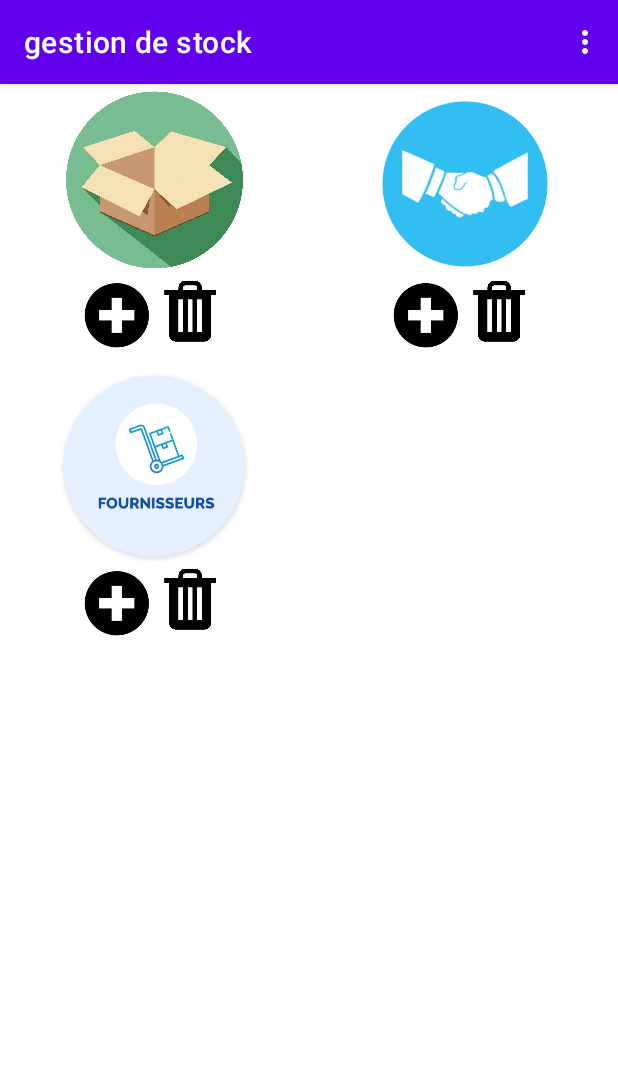
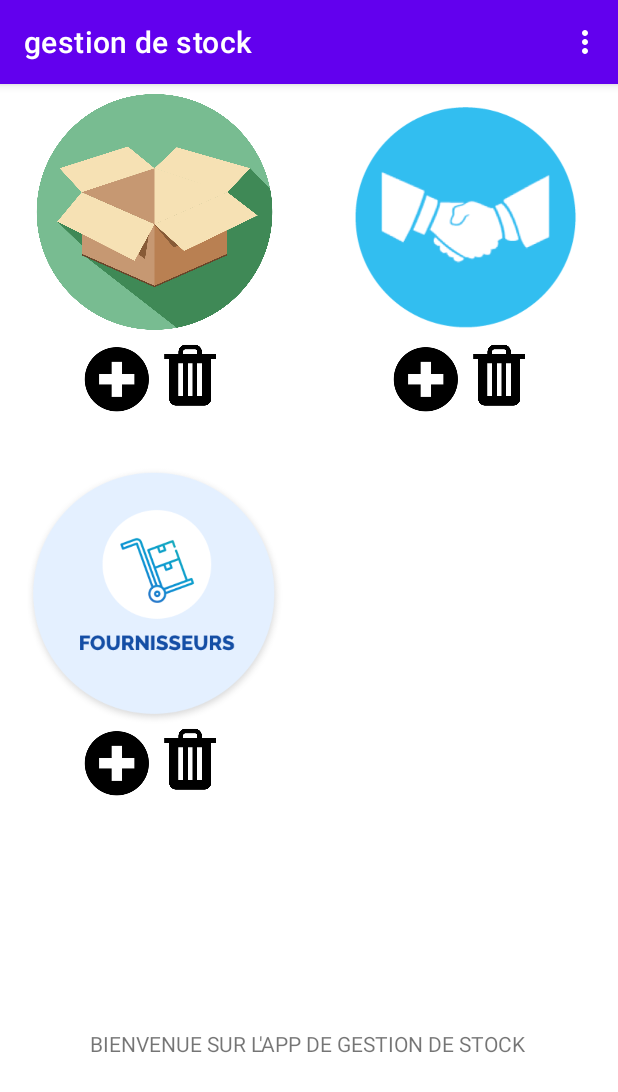
Before and after one commit to lionel-kg/gestion_app, an Android app: the screen it shows after launch (MainActivity), on a phone screen of 412 x 824 dp. Shown: the top 1092 px of the screen. Run offline under Robolectric (Android 15) with nearby library versions, the phone set to English and light mode, and no system bars.

Commit message:
modification effectuer

```diff
--- a/app/src/main/java/com/example/gestiondestock/vue/AddArticleActivity.java
+++ b/app/src/main/java/com/example/gestiondestock/vue/AddArticleActivity.java
@@ -52,6 +52,7 @@ public class AddArticleActivity extends AppCompatActivity {
 
     //Uri to store the image uri
     private Uri imageUri;
+
 
     @SuppressLint("WrongConstant")
     @Override
--- a/app/src/main/java/com/example/gestiondestock/vue/MainActivity.java
+++ b/app/src/main/java/com/example/gestiondestock/vue/MainActivity.java
@@ -91,7 +91,6 @@ public class MainActivity extends AppCompatActivity {
             public void onClick(View v) {
                 Intent intent = new Intent(MainActivity.this, AddFournisseurActivity.class);
                 startActivity(intent);
-                Toast.makeText(MainActivity.this,"insertion du fournisseur", Toast.LENGTH_SHORT).show();
             }
         });
     }
@@ -105,7 +104,7 @@ public class MainActivity extends AppCompatActivity {
             public void onClick(View v) {
                 Intent intent = new Intent(MainActivity.this, AddArticleActivity.class);
                 startActivity(intent);
-                Toast.makeText(MainActivity.this,"insertion de l'article", Toast.LENGTH_SHORT).show();
+
             }
         });
     }
@@ -119,7 +118,6 @@ public class MainActivity extends AppCompatActivity {
             public void onClick(View v) {
                 db.delete("article",null,null);
                 Toast.makeText(MainActivity.this,"les articles ont été supprimer", Toast.LENGTH_SHORT).show();
-
             }
         });
     }
--- a/app/src/main/res/layout/activity_main.xml
+++ b/app/src/main/res/layout/activity_main.xml
@@ -1,10 +1,11 @@
 <?xml version="1.0" encoding="utf-8"?>
-<RelativeLayout
-    xmlns:android="http://schemas.android.com/apk/res/android"
+<RelativeLayout xmlns:android="http://schemas.android.com/apk/res/android"
     xmlns:app="http://schemas.android.com/apk/res-auto"
     xmlns:tools="http://schemas.android.com/tools"
     android:layout_width="match_parent"
     android:layout_height="match_parent"
+    android:layout_gravity="center|center_horizontal"
+    android:gravity="center_horizontal|center_vertical"
     tools:context=".vue.MainActivity">
 
     <LinearLayout
@@ -34,20 +35,21 @@
                         android:id="@+id/inventaire"
                         android:layout_width="match_parent"
                         android:layout_height="match_parent"
-                        android:src="@drawable/inventaire"
-                        android:layout_weight="1"/>
+                        android:layout_weight="1"
+                        android:src="@drawable/inventaire" />
                 </LinearLayout>
 
                 <LinearLayout
                     android:layout_width="match_parent"
                     android:layout_height="match_parent"
-                    android:orientation="horizontal"
-                    android:layout_weight="1">
+                    android:layout_weight="1"
+                    android:orientation="horizontal">
+
                     <LinearLayout
                         android:layout_width="match_parent"
                         android:layout_height="match_parent"
-                        android:orientation="vertical"
-                        android:layout_weight="1">
+                        android:layout_weight="1"
+                        android:orientation="vertical">
 
                         <ImageView
                             android:id="@+id/addArticle"
@@ -57,17 +59,18 @@
                             android:src="@drawable/ajout" />
 
                     </LinearLayout>
+
                     <LinearLayout
                         android:layout_width="match_parent"
                         android:layout_height="match_parent"
-                        android:orientation="vertical"
-                        android:layout_weight="1">
+                        android:layout_weight="1"
+                        android:orientation="vertical">
+
                         <ImageView
                             android:id="@+id/suppArticle"
                             android:layout_width="50dp"
                             android:layout_height="50dp"
-                            android:src="@drawable/supp"
-                            />
+                            android:src="@drawable/supp" />
                     </LinearLayout>
 
                 </LinearLayout>
@@ -81,44 +84,51 @@
                 android:layout_height="match_parent"
                 android:layout_weight="1"
                 android:orientation="vertical">
+
                 <LinearLayout
                     android:layout_width="match_parent"
                     android:layout_height="match_parent"
-                    android:orientation="vertical"
-                    android:layout_weight="0.5">
+                    android:layout_weight="0.5"
+                    android:orientation="vertical">
+
                     <ImageView
                         android:id="@+id/transaction"
                         android:layout_width="match_parent"
                         android:layout_height="match_parent"
-                        android:src="@drawable/transaction"
-                        android:layout_weight="1"/>
+                        android:layout_weight="1"
+                        android:src="@drawable/transaction" />
 
                 </LinearLayout>
+
                 <LinearLayout
                     android:layout_width="match_parent"
                     android:layout_height="match_parent"
-                    android:orientation="horizontal"
-                    android:layout_weight="1">
+                    android:layout_weight="1"
+                    android:orientation="horizontal">
+
                     <LinearLayout
                         android:layout_width="match_parent"
                         android:layout_height="match_parent"
-                        android:orientation="vertical"
-                        android:layout_weight="1">
+                        android:layout_weight="1"
+                        android:orientation="vertical">
+
                         <ImageView
                             android:layout_width="50dp"
                             android:layout_height="50dp"
                             android:layout_gravity="end"
-                            android:src="@drawable/ajout"/>
+                            android:src="@drawable/ajout" />
                     </LinearLayout>
+
                     <LinearLayout
                         android:layout_width="match_parent"
                         android:layout_height="match_parent"
-                        android:orientation="vertical"
-                        android:layout_weight="1">
+                        android:layout_weight="1"
+                        android:orientation="vertical">
+
                         <ImageView
                             android:layout_width="50dp"
                             android:layout_height="50dp"
-                            android:src="@drawable/supp"/>
+                            android:src="@drawable/supp" />
 
                     </LinearLayout>
 
@@ -139,6 +149,7 @@
                 android:layout_height="match_parent"
                 android:layout_weight="1"
                 android:orientation="vertical">
+
                 <LinearLayout
                     android:layout_width="match_parent"
                     android:layout_height="match_parent"
@@ -150,14 +161,16 @@
                         android:layout_height="match_parent"
                         android:layout_weight="0.5"
                         android:orientation="vertical">
+
                         <ImageView
                             android:id="@+id/fournisseur"
                             android:layout_width="match_parent"
                             android:layout_height="match_parent"
-                            android:src="@drawable/fournisseurs"
-                            android:layout_weight="1"/>
+                            android:layout_weight="1"
+                            android:src="@drawable/fournisseurs" />
 
                     </LinearLayout>
+
                     <LinearLayout
                         android:layout_width="match_parent"
                         android:layout_height="match_parent"
@@ -169,23 +182,26 @@
                             android:layout_height="match_parent"
                             android:layout_weight="1"
                             android:orientation="vertical">
+
                             <ImageView
                                 android:id="@+id/addFournisseur"
                                 android:layout_width="50dp"
                                 android:layout_height="50dp"
                                 android:layout_gravity="end"
-                                android:src="@drawable/ajout"/>
+                                android:src="@drawable/ajout" />
                         </LinearLayout>
+
                         <LinearLayout
                             android:layout_width="match_parent"
                             android:layout_height="match_parent"
-                            android:orientation="vertical"
-                            android:layout_weight="1">
+                            android:layout_weight="1"
+                            android:orientation="vertical">
+
                             <ImageView
                                 android:id="@+id/suppFournisseur"
                                 android:layout_width="50dp"
                                 android:layout_height="50dp"
-                                android:src="@drawable/supp"/>
+                                android:src="@drawable/supp" />
 
                         </LinearLayout>
                     </LinearLayout>
@@ -198,19 +214,20 @@
                 android:layout_weight="1"
                 android:orientation="vertical"></LinearLayout>
         </LinearLayout>
+
         <LinearLayout
             android:layout_width="match_parent"
             android:layout_height="match_parent"
             android:layout_weight="1"
             android:orientation="horizontal">
 
-
-        </LinearLayout>
-        <LinearLayout
-            android:layout_width="match_parent"
-            android:layout_height="match_parent"
-            android:orientation="horizontal"
-            android:layout_weight="1">
+            <TextView
+                android:layout_width="wrap_content"
+                android:layout_height="wrap_content"
+                android:layout_gravity="center"
+                android:layout_marginStart="60dp"
+                android:layout_marginLeft="60dp"
+                android:text="BIENVENUE SUR L'APP DE GESTION DE STOCK" />
         </LinearLayout>
     </LinearLayout>
 </RelativeLayout>
```
